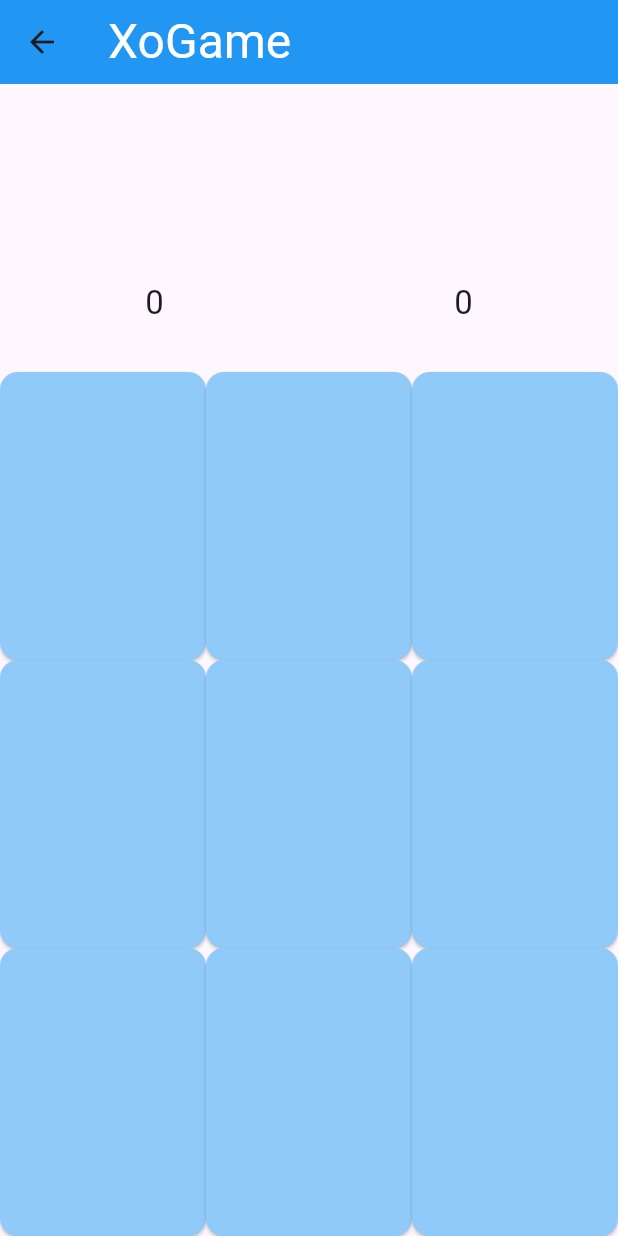
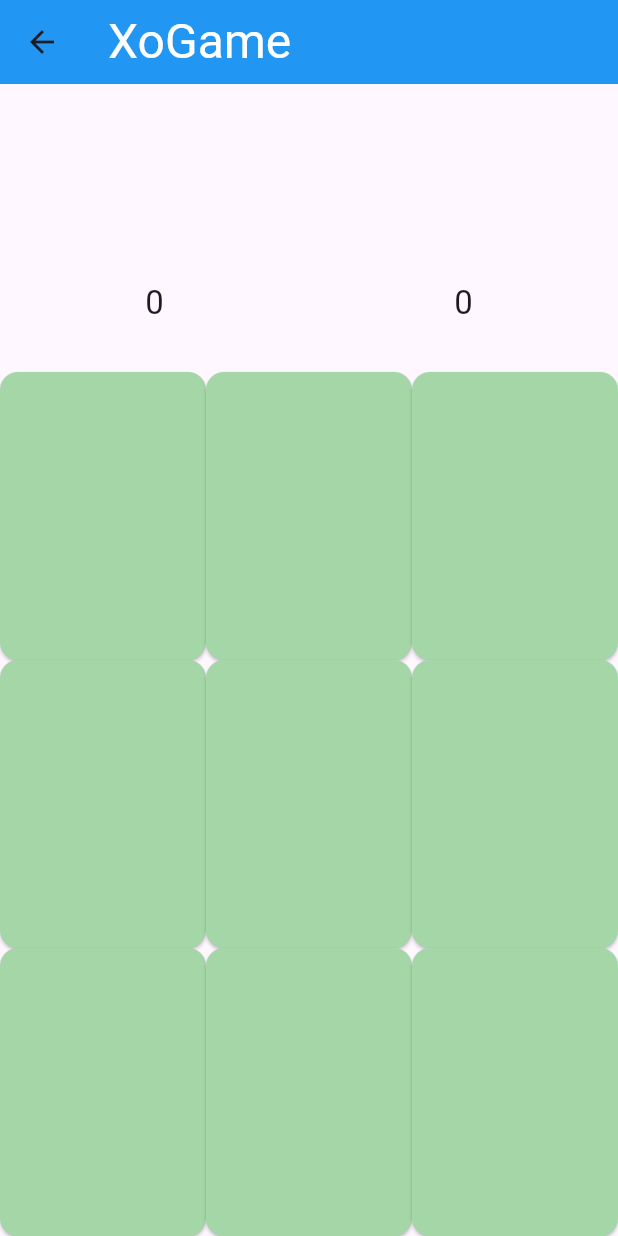
Before and after one commit to GergesFaiz/basics, a Flutter app: the screen it shows after launch, after a tap on "Let's Go", on a phone screen of 412 x 824 dp. Run offline on Flutter 3.47's test engine with Material 3 defaults, Android fonts, the phone set to English and light mode, and no system bars.

Commit message:
chang button color

```diff
--- a/lib/xoGame/BoardButton.dart
+++ b/lib/xoGame/BoardButton.dart
@@ -4,8 +4,15 @@ import 'package:flutter/material.dart';
 class Boardbutton extends StatelessWidget {
   String label;
   int index;
-Function onClick;
-  Boardbutton({required this.index,required this.onClick,required this.label, super.key});
+  Function onClick;
+
+  Boardbutton({
+    required this.index,
+    required this.onClick,
+    required this.label,
+
+    super.key,
+  });
 
   @override
   Widget build(BuildContext context) {
@@ -15,12 +22,19 @@ Function onClick;
           shape: RoundedRectangleBorder(
             borderRadius: BorderRadius.circular(12),
           ),
-          backgroundColor: Colors.blue.shade200,
+          backgroundColor: Colors.green.shade200,
         ),
         onPressed: () {
           onClick(index);
         },
-        child: Text(label, style: TextStyle(color: Colors.white,fontSize: 60,fontWeight: FontWeight.w100)),
+        child: Text(
+          label,
+          style: TextStyle(
+            color: Colors.white,
+            fontSize: 60,
+            fontWeight: FontWeight.w100,
+          ),
+        ),
       ),
     );
   }
```
Also changed, not shown: 1 other file.
